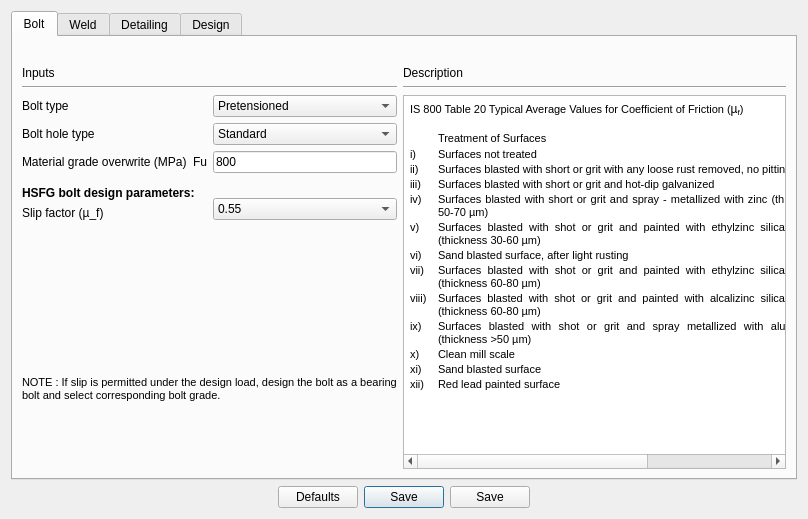
Before: the Qt Designer form Connections/Moment/ExtendedEndPlate/ui_design_preferences.ui in osdag-admin/Osdag, drawn with Qt 5.
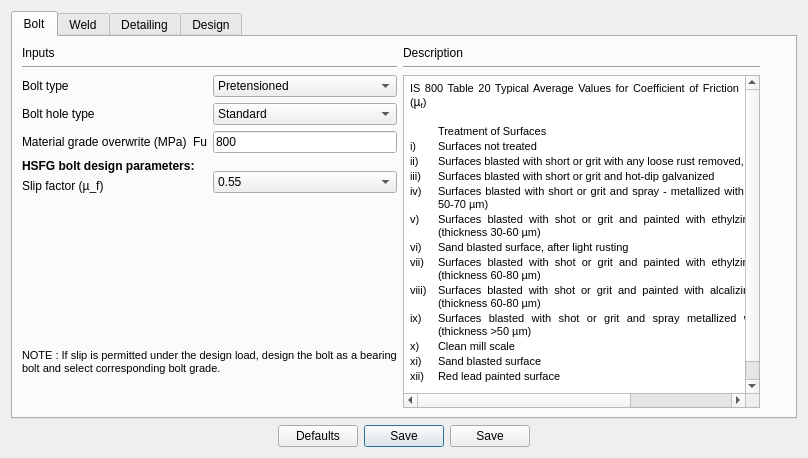
After: the same form once the commit is applied.

```diff
--- a/Connections/Moment/ExtendedEndPlate/ui_design_preferences.ui
+++ b/Connections/Moment/ExtendedEndPlate/ui_design_preferences.ui
@@ -7,7 +7,7 @@
     <x>0</x>
     <y>0</y>
     <width>808</width>
-    <height>519</height>
+    <height>458</height>
    </rect>
   </property>
   <property name="windowTitle">
@@ -94,15 +94,8 @@
       <attribute name="title">
        <string>Bolt</string>
       </attribute>
-      <layout class="QGridLayout" name="gridLayout_22">
-       <item row="0" column="2">
-        <widget class="QLabel" name="label_9">
-         <property name="text">
-          <string/>
-         </property>
-        </widget>
-       </item>
-       <item row="1" column="0" rowspan="2">
+      <layout class="QHBoxLayout" name="horizontalLayout">
+       <item>
         <layout class="QGridLayout" name="gridLayout_21">
          <item row="0" column="0">
           <layout class="QGridLayout" name="gridLayout_16">
@@ -426,7 +419,7 @@
          </item>
         </layout>
        </item>
-       <item row="1" column="1" rowspan="2" colspan="2">
+       <item>
         <layout class="QGridLayout" name="gridLayout_19">
          <item row="0" column="0">
           <layout class="QGridLayout" name="gridLayout_8">
@@ -463,11 +456,11 @@
             <string>&lt;!DOCTYPE HTML PUBLIC &quot;-//W3C//DTD HTML 4.0//EN&quot; &quot;http://www.w3.org/TR/REC-html40/strict.dtd&quot;&gt;
 &lt;html&gt;&lt;head&gt;&lt;meta name=&quot;qrichtext&quot; content=&quot;1&quot; /&gt;&lt;style type=&quot;text/css&quot;&gt;
 p, li { white-space: pre-wrap; }
-&lt;/style&gt;&lt;/head&gt;&lt;body style=&quot; font-family:'Arial'; font-size:9pt; font-weight:400; font-style:normal;&quot;&gt;
+&lt;/style&gt;&lt;/head&gt;&lt;body style=&quot; font-family:'Arial'; font-size:8.25pt; font-weight:400; font-style:normal;&quot;&gt;
 &lt;table border=&quot;0&quot; style=&quot; margin-top:0px; margin-bottom:0px; margin-left:0px; margin-right:0px;&quot; cellspacing=&quot;2&quot; cellpadding=&quot;0&quot;&gt;
 &lt;tr&gt;
 &lt;td colspan=&quot;3&quot;&gt;
-&lt;p align=&quot;justify&quot; style=&quot; margin-top:12px; margin-bottom:12px; margin-left:0px; margin-right:0px; -qt-block-indent:0; text-indent:0px;&quot;&gt;&lt;span style=&quot; font-family:'MS Shell Dlg 2'; font-size:8pt;&quot;&gt;IS 800 Table 20 Typical Average Values for Coefficient of Friction (&lt;/span&gt;&lt;span style=&quot; font-family:'Calibri,sans-serif';&quot;&gt;µ&lt;/span&gt;&lt;span style=&quot; font-family:'Calibri,sans-serif'; vertical-align:sub;&quot;&gt;f&lt;/span&gt;&lt;span style=&quot; font-family:'MS Shell Dlg 2'; font-size:8pt;&quot;&gt;)&lt;/span&gt;&lt;/p&gt;&lt;/td&gt;&lt;/tr&gt;&lt;/table&gt;
+&lt;p align=&quot;justify&quot; style=&quot; margin-top:12px; margin-bottom:12px; margin-left:0px; margin-right:0px; -qt-block-indent:0; text-indent:0px;&quot;&gt;&lt;span style=&quot; font-family:'MS Shell Dlg 2'; font-size:8pt;&quot;&gt;IS 800 Table 20 Typical Average Values for Coefficient of Friction (&lt;/span&gt;&lt;span style=&quot; font-family:'Calibri,sans-serif'; font-size:9pt;&quot;&gt;µ&lt;/span&gt;&lt;span style=&quot; font-family:'Calibri,sans-serif'; font-size:9pt; vertical-align:sub;&quot;&gt;f&lt;/span&gt;&lt;span style=&quot; font-family:'MS Shell Dlg 2'; font-size:8pt;&quot;&gt;)&lt;/span&gt;&lt;/p&gt;&lt;/td&gt;&lt;/tr&gt;&lt;/table&gt;
 &lt;p align=&quot;justify&quot; style=&quot;-qt-paragraph-type:empty; margin-top:12px; margin-bottom:12px; margin-left:0px; margin-right:0px; -qt-block-indent:0; text-indent:0px; font-family:'MS Shell Dlg 2'; font-size:8pt;&quot;&gt;&lt;br /&gt;&lt;/p&gt;
 &lt;table border=&quot;0&quot; style=&quot; margin-top:0px; margin-bottom:0px; margin-left:0px; margin-right:0px;&quot; cellspacing=&quot;2&quot; cellpadding=&quot;0&quot;&gt;
 &lt;tr&gt;
@@ -566,7 +559,7 @@
          </item>
         </layout>
        </item>
-       <item row="2" column="2">
+       <item>
         <widget class="QLabel" name="label_11">
          <property name="font">
           <font>
@@ -578,6 +571,13 @@
          </property>
         </widget>
        </item>
+       <item>
+        <widget class="QLabel" name="label_9">
+         <property name="text">
+          <string/>
+         </property>
+        </widget>
+       </item>
       </layout>
      </widget>
      <widget class="QWidget" name="tab_Weld">
```
Left out of the diff: 4 changed lines with no effect on the pictures.
